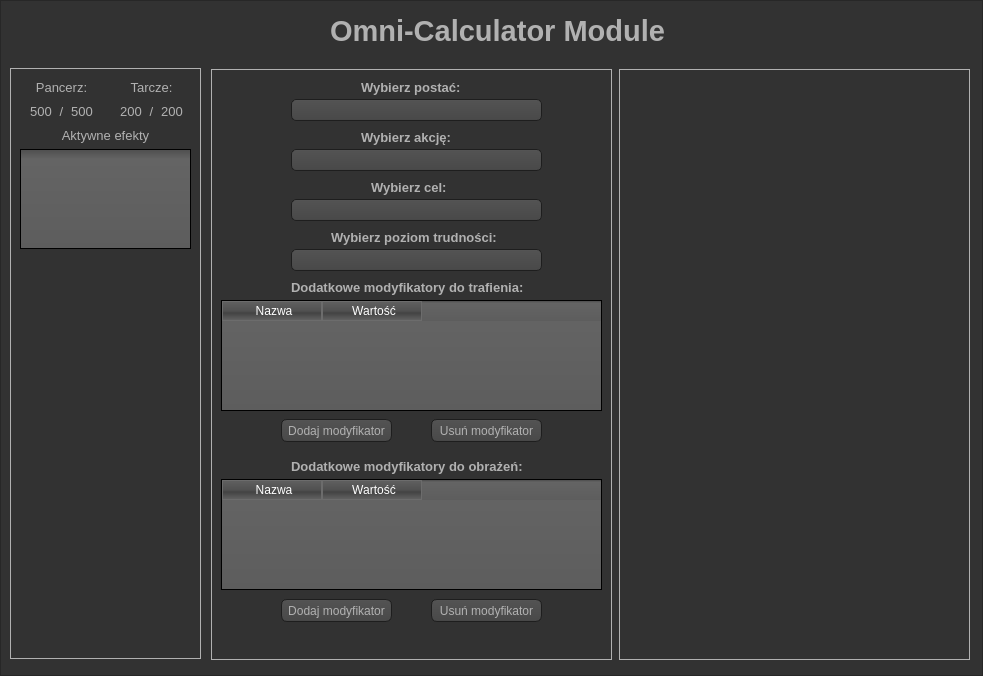
Old version of the form calculator.ui in the repository KJarzyna/OmniMGIII.
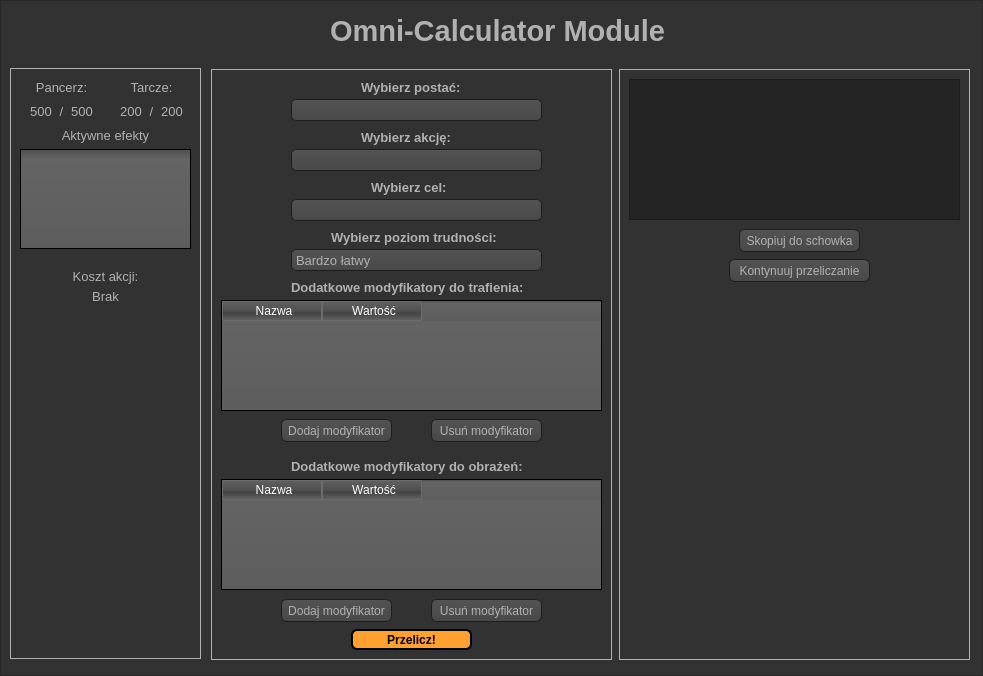
New version of the form. Icons and pictures are not drawn.

```diff
--- a/calculator.ui
+++ b/calculator.ui
@@ -650,6 +650,36 @@
       <height>22</height>
      </rect>
     </property>
+    <property name="font">
+     <font>
+      <pointsize>10</pointsize>
+     </font>
+    </property>
+    <item>
+     <property name="text">
+      <string>Bardzo łatwy</string>
+     </property>
+    </item>
+    <item>
+     <property name="text">
+      <string>Łatwy</string>
+     </property>
+    </item>
+    <item>
+     <property name="text">
+      <string>Normalny</string>
+     </property>
+    </item>
+    <item>
+     <property name="text">
+      <string>Trudny</string>
+     </property>
+    </item>
+    <item>
+     <property name="text">
+      <string>Bardzo trudny</string>
+     </property>
+    </item>
    </widget>
    <widget class="QTableWidget" name="tableWidget_AccMod">
     <property name="geometry">
@@ -804,6 +834,34 @@
      <string>Usuń modyfikator</string>
     </property>
    </widget>
+   <widget class="QPushButton" name="pushButton_calculate">
+    <property name="geometry">
+     <rect>
+      <x>140</x>
+      <y>560</y>
+      <width>121</width>
+      <height>21</height>
+     </rect>
+    </property>
+    <property name="font">
+     <font>
+      <pointsize>-1</pointsize>
+      <weight>75</weight>
+      <bold>true</bold>
+     </font>
+    </property>
+    <property name="styleSheet">
+     <string notr="true">QPushButton
+{
+     border: 2px solid black;
+     background-color: #ffa02f;
+	color: black;
+}</string>
+    </property>
+    <property name="text">
+     <string>Przelicz!</string>
+    </property>
+   </widget>
   </widget>
   <widget class="QFrame" name="frame_right">
    <property name="geometry">
@@ -820,6 +878,51 @@
    <property name="frameShadow">
     <enum>QFrame::Plain</enum>
    </property>
+   <widget class="QTextEdit" name="textEdit_turn_1">
+    <property name="geometry">
+     <rect>
+      <x>10</x>
+      <y>10</y>
+      <width>331</width>
+      <height>141</height>
+     </rect>
+    </property>
+    <property name="readOnly">
+     <bool>true</bool>
+    </property>
+   </widget>
+   <widget class="QPushButton" name="pushButton_copy">
+    <property name="geometry">
+     <rect>
+      <x>120</x>
+      <y>160</y>
+      <width>121</width>
+      <height>23</height>
+     </rect>
+    </property>
+    <property name="toolTip">
+     <string>Kopiuje do schowka tekst sformatowany na format Cytadeli</string>
+    </property>
+    <property name="text">
+     <string>Skopiuj do schowka</string>
+    </property>
+   </widget>
+   <widget class="QPushButton" name="pushButton_continue_calculations">
+    <property name="geometry">
+     <rect>
+      <x>110</x>
+      <y>190</y>
+      <width>141</width>
+      <height>23</height>
+     </rect>
+    </property>
+    <property name="toolTip">
+     <string>Kopiuje do schowka tekst sformatowany na format Cytadeli</string>
+    </property>
+    <property name="text">
+     <string>Kontynuuj przeliczanie</string>
+    </property>
+   </widget>
   </widget>
   <widget class="QFrame" name="frame_left_2">
    <property name="geometry">
@@ -836,7 +939,7 @@
    <property name="frameShadow">
     <enum>QFrame::Plain</enum>
    </property>
-   <widget class="QWidget" name="">
+   <widget class="QWidget" name="layoutWidget">
     <property name="geometry">
      <rect>
       <x>10</x>
@@ -881,7 +984,7 @@
      </item>
     </layout>
    </widget>
-   <widget class="QWidget" name="">
+   <widget class="QWidget" name="layoutWidget">
     <property name="geometry">
      <rect>
       <x>20</x>
@@ -1033,6 +1136,48 @@
      </item>
     </layout>
    </widget>
+   <widget class="QLabel" name="label_action_cost">
+    <property name="geometry">
+     <rect>
+      <x>60</x>
+      <y>200</y>
+      <width>71</width>
+      <height>16</height>
+     </rect>
+    </property>
+    <property name="font">
+     <font>
+      <pointsize>10</pointsize>
+     </font>
+    </property>
+    <property name="text">
+     <string>Koszt akcji:</string>
+    </property>
+    <property name="alignment">
+     <set>Qt::AlignCenter</set>
+    </property>
+   </widget>
+   <widget class="QLabel" name="label_action_cost_2">
+    <property name="geometry">
+     <rect>
+      <x>60</x>
+      <y>220</y>
+      <width>71</width>
+      <height>16</height>
+     </rect>
+    </property>
+    <property name="font">
+     <font>
+      <pointsize>10</pointsize>
+     </font>
+    </property>
+    <property name="text">
+     <string>Brak</string>
+    </property>
+    <property name="alignment">
+     <set>Qt::AlignCenter</set>
+    </property>
+   </widget>
   </widget>
  </widget>
  <resources/>
```
Left out of the diff: 15 changed lines with no effect on the pictures.
